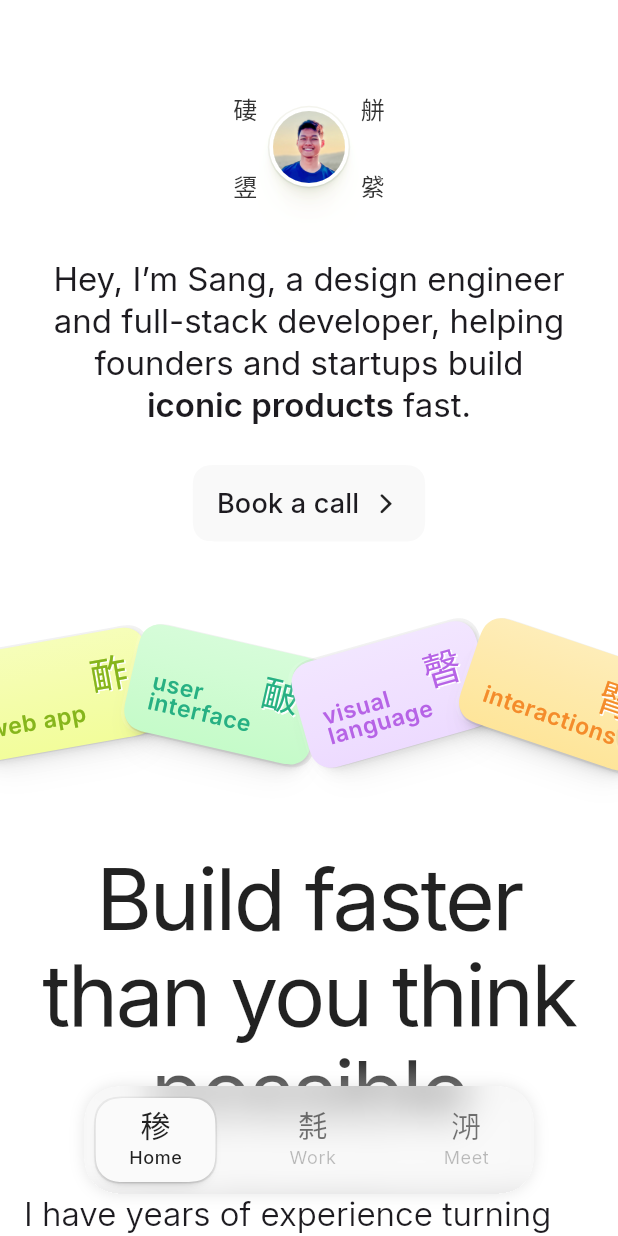
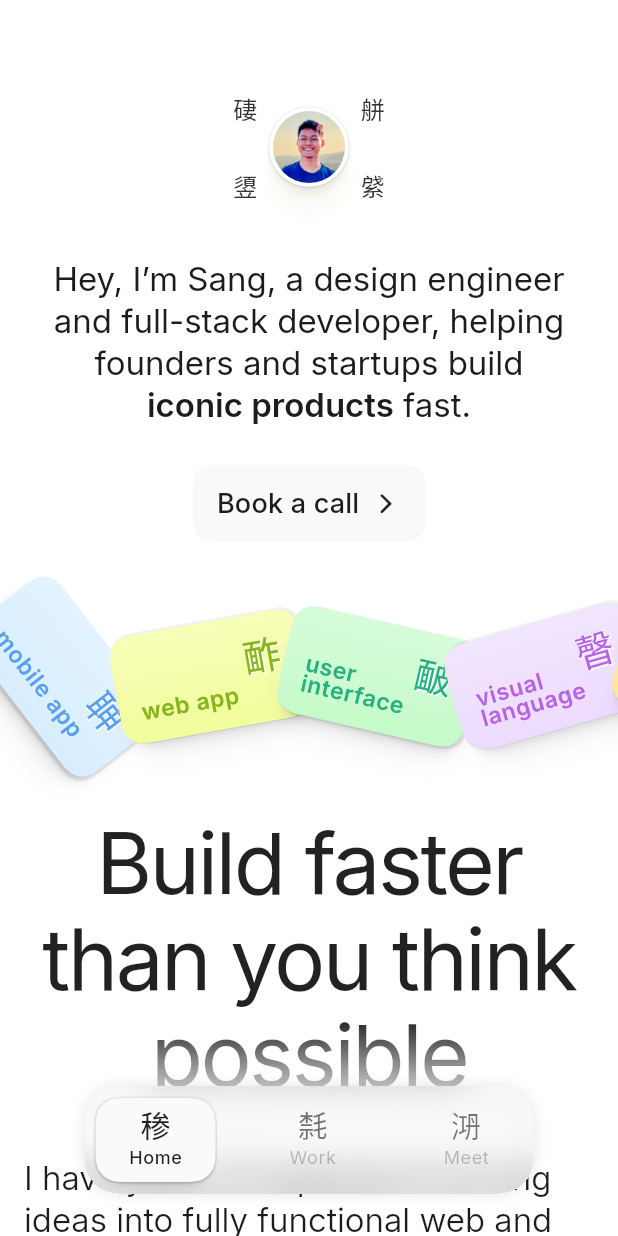
Before and after one commit to sangddn/flutter_landing_page, a Flutter app: the screen it shows after launch, on a phone screen of 412 x 824 dp. Run offline on Flutter 3.47's test engine with Material 3 defaults, Android fonts, the light colour scheme and no system bars; drawn by our look-alikes of flutter_animate; our stand-ins replace auto_size_text, cached_network_image, confetti, fast_immutable_collections, flutter_blurhash, freezed_annotation and 7 more; missing offline and left inert: flutter_tilt, jovial_svg, local_hero, markdown, mesh_gradient, smooth_sheets and 1 more; Roboto replaces fonts that are missing (HgiStrokeRounded).

Commit message:
Update skills.dart

```diff
--- a/lib/src/pages/home_page/skills_section/skills.dart
+++ b/lib/src/pages/home_page/skills_section/skills.dart
@@ -118,31 +118,31 @@
                 ),
           );
 
+    return Center(
+      child: Padding(
+        padding: const EdgeInsets.symmetric(vertical: 48.0),
+        child: SingleChildScrollView(
+          scrollDirection: Axis.horizontal,
+          clipBehavior: Clip.none,
+          child: Row(
+            mainAxisSize: MainAxisSize.min,
+            children: skills.toList(),
+          ),
+        ),
+      ),
+    );
+
     // return Center(
-    //   child: Padding(
-    //     padding: const EdgeInsets.symmetric(vertical: 48.0),
-    //     child: SingleChildScrollView(
-    //       scrollDirection: Axis.horizontal,
-    //       clipBehavior: Clip.none,
-    //       child: Row(
-    //         mainAxisSize: MainAxisSize.min,
-    //         children: skills.toList(),
-    //       ),
+    //   child: OverflowBox(
+    //     maxWidth: 1000.0,
+    //     maxHeight: 200.0,
+    //     fit: OverflowBoxFit.deferToChild,
+    //     child: Row(
+    //       mainAxisSize: MainAxisSize.min,
+    //       children: skills.toList(),
     //     ),
     //   ),
     // );
-
-    return Center(
-      child: OverflowBox(
-        maxWidth: 1000.0,
-        maxHeight: 200.0,
-        fit: OverflowBoxFit.deferToChild,
-        child: Row(
-          mainAxisSize: MainAxisSize.min,
-          children: skills.toList(),
-        ),
-      ),
-    );
   }
 }
 
```
